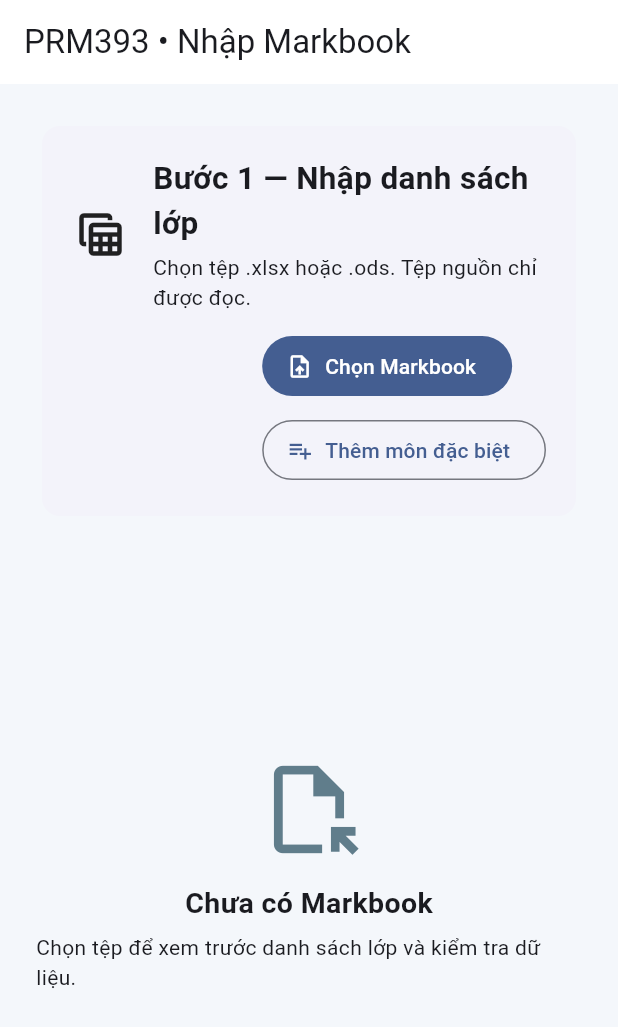
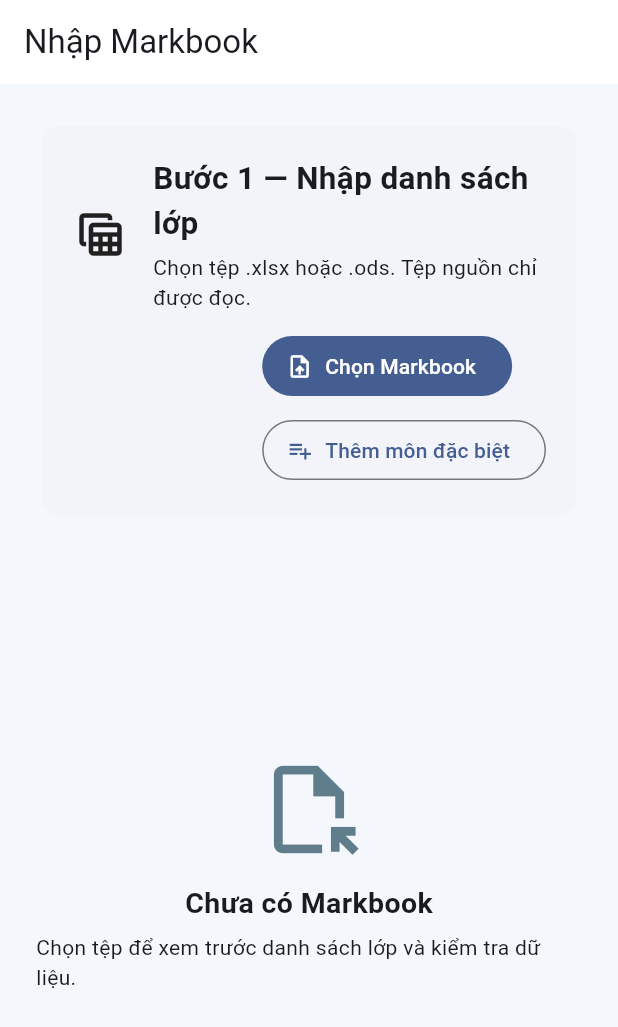
Before and after one commit to tgbaonguyen-dev/PRM393_Lab01, a Flutter app: the screen it shows after launch, on a phone screen of 412 x 824 dp. Shown: the top 1027 px of the screen. Run offline on Flutter 3.47's test engine with Material 3 defaults, Android fonts, the phone set to English and light mode, and no system bars; our stand-ins replace file_picker; missing offline and left inert: excel.

Commit message:
chore(m1): simplify screen titles

```diff
--- a/apps/desktop/lib/features/import/import_screen.dart
+++ b/apps/desktop/lib/features/import/import_screen.dart
@@ -351,7 +351,7 @@ class _ImportScreenState extends State<ImportScreen> {
     final selectedClass = _selectedClass;
     return Scaffold(
       appBar: AppBar(
-        title: const Text('PRM393 • Nhập Markbook'),
+        title: const Text('Nhập Markbook'),
         backgroundColor: Colors.white,
       ),
       body: Padding(
--- a/apps/desktop/lib/features/schedule/schedule_generator_screen.dart
+++ b/apps/desktop/lib/features/schedule/schedule_generator_screen.dart
@@ -117,7 +117,7 @@ class _ScheduleGeneratorScreenState extends State<ScheduleGeneratorScreen> {
   Widget build(BuildContext context) {
     return Scaffold(
       appBar: AppBar(
-        title: const Text('PRM393 • Lịch giảng dạy'),
+        title: const Text('Lịch giảng dạy'),
         backgroundColor: Colors.white,
       ),
       body: Padding(
```
